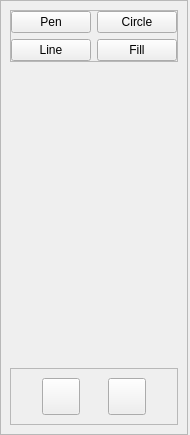
Before: the Qt Designer form src/Widgets/ToolbarWidget.ui in weeska/PixelEditor, drawn with Qt 5.
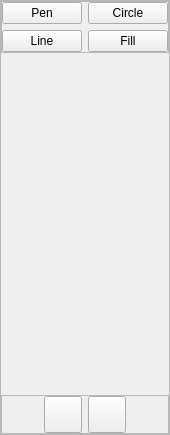
After: the same form once the commit is applied.

Commit message: Toolbar Widget sets only valid color selection.

Diff of the .ui file:
```diff
--- a/src/Widgets/ToolbarWidget.ui
+++ b/src/Widgets/ToolbarWidget.ui
@@ -6,7 +6,7 @@
    <rect>
     <x>0</x>
     <y>0</y>
-    <width>190</width>
+    <width>166</width>
     <height>435</height>
    </rect>
   </property>
@@ -38,6 +38,18 @@
       <enum>QFrame::Raised</enum>
      </property>
      <layout class="QVBoxLayout" name="verticalLayout">
+      <property name="leftMargin">
+       <number>0</number>
+      </property>
+      <property name="topMargin">
+       <number>0</number>
+      </property>
+      <property name="rightMargin">
+       <number>0</number>
+      </property>
+      <property name="bottomMargin">
+       <number>0</number>
+      </property>
       <item>
        <widget class="QFrame" name="_toolFrame">
         <property name="frameShape">
@@ -112,6 +124,31 @@
          <enum>QFrame::Raised</enum>
         </property>
         <layout class="QHBoxLayout" name="horizontalLayout">
+         <property name="leftMargin">
+          <number>0</number>
+         </property>
+         <property name="topMargin">
+          <number>0</number>
+         </property>
+         <property name="rightMargin">
+          <number>0</number>
+         </property>
+         <property name="bottomMargin">
+          <number>0</number>
+         </property>
+         <item>
+          <spacer name="horizontalSpacer">
+           <property name="orientation">
+            <enum>Qt::Horizontal</enum>
+           </property>
+           <property name="sizeHint" stdset="0">
+            <size>
+             <width>40</width>
+             <height>20</height>
+            </size>
+           </property>
+          </spacer>
+         </item>
          <item>
           <widget class="QToolButton" name="paintColorButton">
            <property name="minimumSize">
@@ -156,6 +193,19 @@
            </property>
           </widget>
          </item>
+         <item>
+          <spacer name="horizontalSpacer_3">
+           <property name="orientation">
+            <enum>Qt::Horizontal</enum>
+           </property>
+           <property name="sizeHint" stdset="0">
+            <size>
+             <width>40</width>
+             <height>20</height>
+            </size>
+           </property>
+          </spacer>
+         </item>
         </layout>
        </widget>
       </item>
```
Left out of the diff: 16 changed lines with no effect on the pictures. The commit also changes 2 other files.
